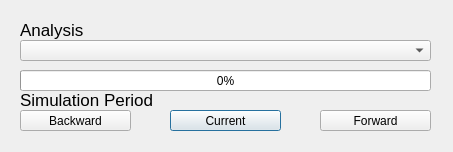
Qt form ui/watering_analysis_dialog.ui (Ingeniousware/QGISWaterIng) before a commit.
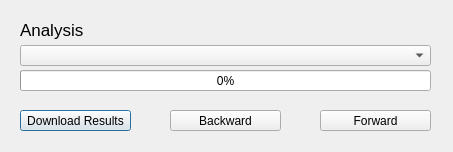
The same form after that commit.

What changed in the file:
```diff
--- a/ui/watering_analysis_dialog.ui
+++ b/ui/watering_analysis_dialog.ui
@@ -16,16 +16,7 @@
   <property name="windowTitle">
    <string>Water Analysis</string>
   </property>
-  <widget class="QComboBox" name="analysis_box">
-   <property name="geometry">
-    <rect>
-     <x>20</x>
-     <y>40</y>
-     <width>411</width>
-     <height>21</height>
-    </rect>
-   </property>
-  </widget>
+
   <widget class="QLabel" name="projectLabel">
    <property name="enabled">
     <bool>true</bool>
@@ -49,23 +40,35 @@
     <string>Analysis</string>
    </property>
   </widget>
+
+  <widget class="QComboBox" name="analysis_box">
+   <property name="geometry">
+    <rect>
+     <x>20</x>
+     <y>45</y>
+     <width>411</width>
+     <height>21</height>
+    </rect>
+   </property>
+  </widget>
+  
   <widget class="QPushButton" name="BtGetAnalysisResultsCurrent">
    <property name="geometry">
     <rect>
-     <x>170</x>
+     <x>20</x>
      <y>110</y>
      <width>111</width>
      <height>21</height>
     </rect>
    </property>
    <property name="text">
-    <string>Current</string>
+    <string>Download Results</string>
    </property>
   </widget>
   <widget class="QPushButton" name="BtGetAnalysisResultsBackward">
    <property name="geometry">
     <rect>
-     <x>20</x>
+     <x>170</x>
      <y>110</y>
      <width>111</width>
      <height>21</height>
@@ -88,26 +91,6 @@
     <string>Forward</string>
    </property>
   </widget>
-  <widget class="QLabel" name="projectLabel_2">
-   <property name="geometry">
-    <rect>
-     <x>20</x>
-     <y>90</y>
-     <width>171</width>
-     <height>20</height>
-    </rect>
-   </property>
-   <property name="font">
-    <font>
-     <pointsize>13</pointsize>
-     <weight>50</weight>
-     <bold>false</bold>
-    </font>
-   </property>
-   <property name="text">
-    <string>Simulation Period</string>
-   </property>
-  </widget>
   <widget class="QProgressBar" name="progressBar">
    <property name="geometry">
     <rect>
```
